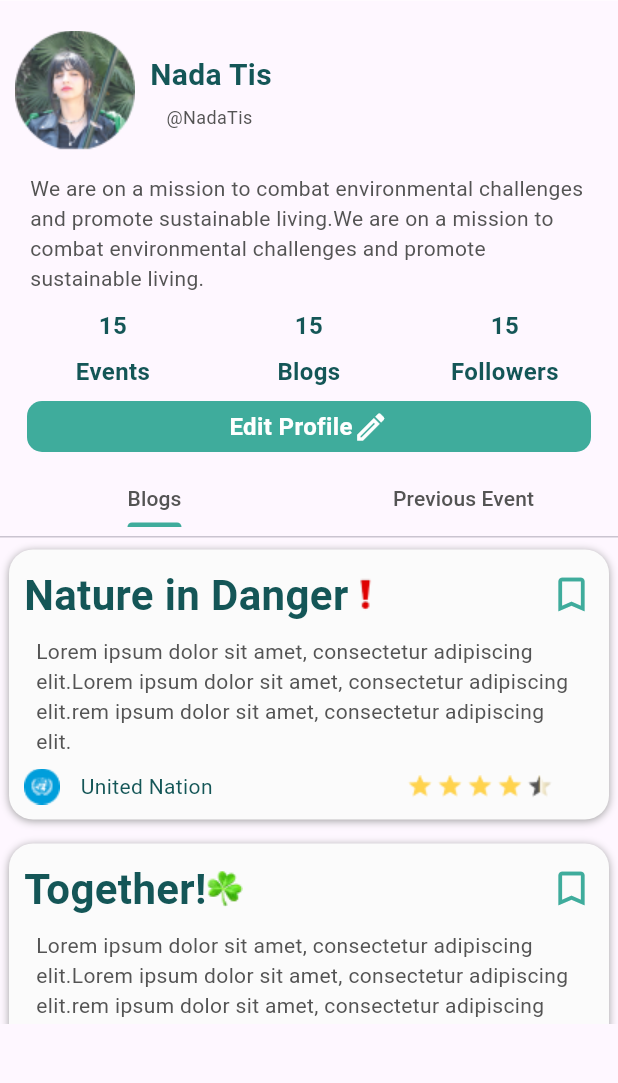
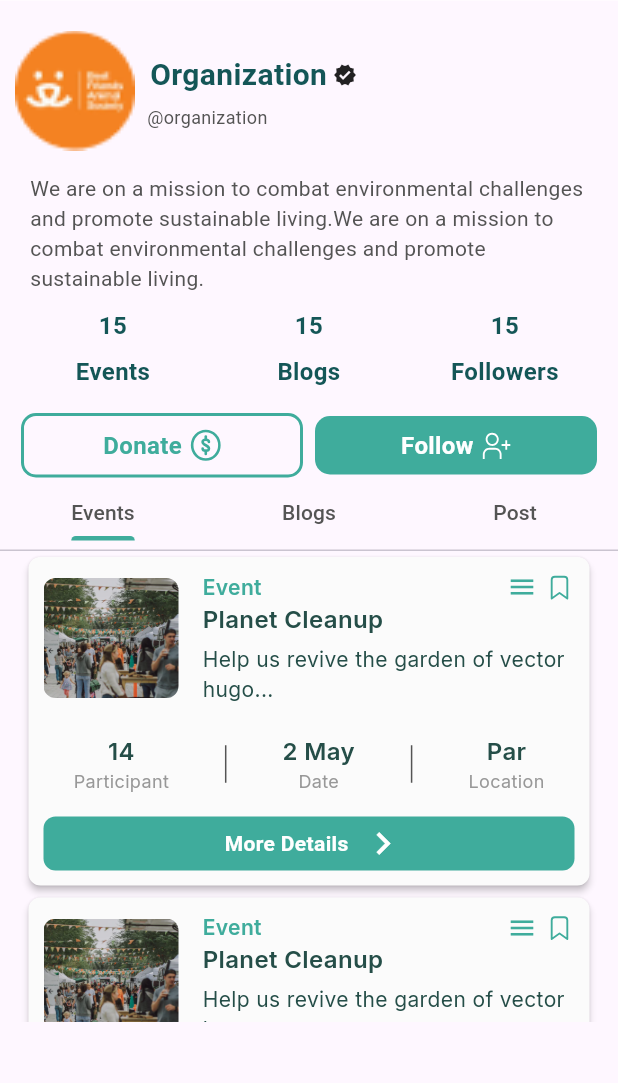
Before and after one commit to adelazzi/Econnect, a Flutter app: the Compinies_profile screen opened directly, on a phone screen of 412 x 824 dp, the part 97-1180 px from its top. Run offline on Flutter 3.47's test engine with Material 3 defaults, Android fonts, the phone set to English and light mode, and no system bars; our stand-ins replace animated_splash_screen, fluentui_system_icons, flutter_svg, gap, google_fonts, page_transition and 2 more; missing offline and left inert: dob_input_field.

Commit message:
update company profile edit event details page

```diff
--- a/lib/screens/Root/event_details.dart
+++ b/lib/screens/Root/event_details.dart
@@ -15,8 +15,13 @@ class event extends StatelessWidget {
         automaticallyImplyLeading: false,
         actions: [
           Container(
+            height: 203,
             decoration: BoxDecoration(
-                image: DecorationImage(image: AssetImage("assets/eventt.jpg"))),
+              image: DecorationImage(
+                fit: BoxFit.cover,
+                image: AssetImage("assets/eventt.jpg"),
+              ),
+            ),
             width: MediaQuery.sizeOf(context).width,
             child: Container(
               decoration: BoxDecoration(
@@ -25,7 +30,7 @@ class event extends StatelessWidget {
                     end: Alignment.topCenter,
                     colors: [
                       background,
-                      Colors.transparent,
+                      Colors.white10,
                     ]),
               ),
               child: Padding(
@@ -242,9 +247,6 @@ class event extends StatelessWidget {
   }
 }
 
-
-
-
 class my_tecket extends StatelessWidget {
   const my_tecket({super.key});
 
@@ -253,9 +255,9 @@ class my_tecket extends StatelessWidget {
     return SafeArea(
       child: Scaffold(
         extendBodyBehindAppBar: true,
-          appBar: AppBar(
-            elevation: 0,
-            backgroundColor: Colors.transparent,
+        appBar: AppBar(
+          elevation: 0,
+          backgroundColor: Colors.transparent,
           automaticallyImplyLeading: false,
           actions: [
             Container(
@@ -275,21 +277,19 @@ class my_tecket extends StatelessWidget {
                           borderRadius: BorderRadius.circular(10)),
                       child: InkWell(
                         onTap: () {
-                          Navigator.pop(
-                            context);
+                          Navigator.pop(context);
                         },
                         child: Center(
                           child: Icon(Icons.arrow_back_ios_new_outlined),
                         ),
                       ),
                     ),
-                   ],
+                  ],
                 ),
               ),
             )
           ],
         ),
-
         body: Container(
           decoration: BoxDecoration(
               gradient: LinearGradient(
@@ -373,7 +373,6 @@ class my_tecket extends StatelessWidget {
                               fontWeight: FontWeight.bold,
                               fontSize: 12)),
                     ),
-
                   ],
                 ),
               ),
--- a/lib/screens/Root/home_pages/calender_page.dart
+++ b/lib/screens/Root/home_pages/calender_page.dart
@@ -1,5 +1,4 @@
 import 'package:flutter/material.dart';
-import 'package:flutter_svg/svg.dart';
 import 'package:table_calendar/table_calendar.dart';
 import '../../../constant.dart';
 import '../../../widgets/event_card.dart';
--- a/lib/screens/Root/home_pages/home.dart
+++ b/lib/screens/Root/home_pages/home.dart
@@ -37,8 +37,7 @@ class homme extends StatelessWidget {
                   scrollDirection: Axis.horizontal,
                   children: [
                     listevent("All", "assets/all.png", Botton_actif),
-                    listevent(
-                        "Afforestation","assets/dd.png", Colors.black12),
+                    listevent("Afforestation", "assets/dd.png", Colors.black12),
                     listevent("Recyling", "assets/ddd.png", Colors.black12),
                   ],
                 ),
--- a/lib/screens/Root/profile/Companies_profile.dart
+++ b/lib/screens/Root/profile/Companies_profile.dart
@@ -1,7 +1,9 @@
 import 'package:flutter/material.dart';
 import 'package:econnect/screens/Root/Home_page.dart';
+import 'package:flutter_svg/flutter_svg.dart';
 import '../../../constant.dart';
 import '../../../widgets/Bloge.dart';
+import '../../../widgets/event_card.dart';
 
 class Compinies_profile extends StatelessWidget {
   const Compinies_profile({super.key});
@@ -10,7 +12,7 @@ class Compinies_profile extends StatelessWidget {
   Widget build(BuildContext context) {
     Size size = MediaQuery.sizeOf(context);
     return DefaultTabController(
-      length: 2,
+      length: 3,
       child: Scaffold(
         appBar: AppBar(
           automaticallyImplyLeading: false,
@@ -96,19 +98,41 @@ class Compinies_profile extends StatelessWidget {
                             width: 80,
                             decoration: BoxDecoration(
                                 borderRadius: BorderRadius.circular(20)),
-                            child: Image.asset("assets/profile ph.png"),
+                            child: Container(
+                                decoration: BoxDecoration(
+                                  shape: BoxShape.circle,
+                                ),
+                                child: Image.asset(
+                                  "assets/even1.png",
+                                  fit: BoxFit.fill,
+                                )),
                           ),
                           Column(
+                            crossAxisAlignment: CrossAxisAlignment.start,
+                            mainAxisAlignment: MainAxisAlignment.start,
                             children: [
                               Padding(
                                 padding:
                                     const EdgeInsets.only(left: 10, top: 8),
                                 child: Container(
-                                  child: Text("Nada Tis",
+                                  child: Row(
+                                    crossAxisAlignment:
+                                        CrossAxisAlignment.center,
+                                    children: [
+                                      Text("Organization",
                                           style: TextStyle(
                                               fontWeight: FontWeight.bold,
                                               fontSize: 20,
                                               color: Text_Title)),
+                                      Container(
+                                        margin: EdgeInsets.only(left: 4),
+                                        child: Icon(
+                                          Icons.verified,
+                                          size: 16,
+                                        ),
+                                      ),
+                                    ],
+                                  ),
                                 ),
                               ),
                               Padding(
@@ -116,9 +140,11 @@ class Compinies_profile extends StatelessWidget {
                                     left: 8, top: 5, bottom: 7),
                                 child: Container(
                                   child: Text(
-                                    "@NadaTis",
+                                    "@organization",
                                     style: TextStyle(
-                                        color: Botton_desactif, fontSize: 12),
+                                      color: Botton_desactif,
+                                      fontSize: 12,
+                                    ),
                                   ),
                                 ),
                               )
@@ -209,32 +235,64 @@ class Compinies_profile extends StatelessWidget {
                       ),
                     ),
                     // edit profile
+                    Row(
+                      children: [
+                        // donate
+                        Expanded(
+                          child: Container(
+                            margin: EdgeInsets.only(left: 4, right: 4, top: 16),
+                            decoration: BoxDecoration(
+                                border:
+                                    Border.all(color: Botton_actif, width: 2),
+                                borderRadius: BorderRadius.circular(10)),
+                            padding: EdgeInsets.only(top: 8, bottom: 8),
+                            child: Row(
+                              mainAxisAlignment: MainAxisAlignment.center,
+                              children: [
                                 Padding(
-                      padding: const EdgeInsets.all(8.0),
+                                  padding: const EdgeInsets.only(right: 5),
+                                  child: Text(
+                                    "Donate",
+                                    style: TextStyle(
+                                        fontWeight: FontWeight.bold,
+                                        fontSize: 16,
+                                        color: Botton_actif),
+                                    textAlign: TextAlign.center,
+                                  ),
+                                ),
+                                SvgPicture.asset("assets/money.svg"),
+                              ],
+                            ),
+                          ),
+                        ),
+                        // Follow
+                        Expanded(
                           child: Container(
+                            margin: EdgeInsets.only(left: 4, right: 4, top: 16),
                             decoration: BoxDecoration(
                                 color: Botton_actif,
                                 borderRadius: BorderRadius.circular(10)),
-                        padding: EdgeInsets.only(top: 5, bottom: 5),
-                        width: MediaQuery.sizeOf(context).width,
+                            padding: EdgeInsets.only(top: 8, bottom: 8),
                             child: Row(
                               mainAxisAlignment: MainAxisAlignment.center,
                               children: [
-                            Text(
-                              "Edit Profile",
+                                Padding(
+                                  padding: const EdgeInsets.only(right: 4),
+                                  child: Text(
+                                    "Follow",
                                     style: TextStyle(
                                         fontWeight: FontWeight.bold,
                                         fontSize: 16,
                                         color: Colors.white),
                                     textAlign: TextAlign.center,
                                   ),
-                            Icon(
-                              Icons.mode_edit_outlined,
-                              color: Colors.white,
                                 ),
+                                SvgPicture.asset("assets/icons/follow.svg"),
                               ],
                             ),
                           ),
+                        ),
+                      ],
                     ),
                   ],
                 ),
@@ -250,47 +308,66 @@ class Compinies_profile extends StatelessWidget {
                   indicatorColor: Botton_next,
                   tabs: [
                     Tab(
+                      text: "Events",
+                    ),
+                    Tab(
                       text: "Blogs",
                     ),
                     Tab(
-                      text: "Previous Event",
+                      text: "Post",
                     ),
                   ],
                 ),
               ),
               Container(
-                height: 324,
+                height: 314,
                 width: double.maxFinite,
                 child: TabBarView(
                   children: [
                     Container(
                       child: ListView(
                         children: [
-                          Blog(
-                              title: "Nature in Danger",
-                              desq:
-                                  "Lorem ipsum dolor sit amet, consectetur adipiscing elit.Lorem ipsum dolor sit amet, consectetur adipiscing elit.rem ipsum dolor sit amet, consectetur adipiscing elit.",
-                              namecomp: " United Nation",
-                              phcomp: "assets/ph1.png",
-                              star: "assets/Star.png",
-                              mark: "assets/d!.png"),
-                          Blog(
-                              title: "Together!",
-                              desq:
-                                  "Lorem ipsum dolor sit amet, consectetur adipiscing elit.Lorem ipsum dolor sit amet, consectetur adipiscing elit.rem ipsum dolor sit amet, consectetur adipiscing elit.",
-                              namecomp: " Planet Mate",
-                              phcomp: "assets/ph2.png",
-                              star: "assets/Star.png",
-                              mark: "assets/dd.png"),
-                          Blog(
-                              title: "Nature in Danger",
-                              desq:
-                                  "Lorem ipsum dolor sit amet, consectetur adipiscing elit.Lorem ipsum dolor sit amet, consectetur adipiscing elit.rem ipsum dolor sit amet, consectetur adipiscing elit.",
-                              namecomp: " United Nation",
-                              phcomp: "assets/ph1.png",
-                              star: "assets/Star.png",
-                              mark: "assets/d!.png"),
+                          EventCard(
+                            eventTitle: 'Planet Cleanup',
+                            eventDescription:
+                                'Help us revive the garden of vector hugo...',
+                            eventParticipants: 14,
+                            eventDate: DateTime(2023, 05, 02),
+                            eventLocation: 'Paris',
+                          ),
+                          EventCard(
+                            eventTitle: 'Planet Cleanup',
+                            eventDescription:
+                                'Help us revive the garden of vector hugo...',
+                            eventParticipants: 14,
+                            eventDate: DateTime(2023, 05, 02),
+                            eventLocation: 'Paris',
+                          ),
+                          EventCard(
+                            eventTitle: 'Planet Cleanup',
+                            eventDescription:
+                                'Help us revive the garden of vector hugo...',
+                            eventParticipants: 14,
+                            eventDate: DateTime(2023, 05, 02),
+                            eventLocation: 'Paris',
+                          ),
+                          EventCard(
+                            eventTitle: 'Planet Cleanup',
+                            eventDescription:
+                                'Help us revive the garden of vector hugo...',
+                            eventParticipants: 14,
+                            eventDate: DateTime(2023, 05, 02),
+                            eventLocation: 'Paris',
+                          ),
                         ],
+                      ),
+                    ),
+                    Container(
+                      child: Center(
+                        child: Text(
+                          "Empty !!",
+                          style: TextStyle(color: Text_nor, fontSize: 20),
+                        ),
                       ),
                     ),
                     Container(
--- a/lib/widgets/Bloge.dart
+++ b/lib/widgets/Bloge.dart
@@ -5,6 +5,7 @@ import 'package:flutter/material.dart';
 
 import '../constant.dart';
 import '../screens/Root/blog_detail.dart';
+import '../screens/Root/profile/Companies_profile.dart';
 
 class Blog extends StatelessWidget {
   final String title;
@@ -85,7 +86,16 @@ class Blog extends StatelessWidget {
                   ),
                 ),
               ),
-              Container(
+              InkWell(
+                onTap: () {
+                  Navigator.push(
+                    context,
+                    MaterialPageRoute(builder: (context) {
+                      return Compinies_profile();
+                    }),
+                  );
+                },
+                child: Container(
                   child: Row(
                     mainAxisAlignment: MainAxisAlignment.spaceBetween,
                     children: [
@@ -107,6 +117,7 @@ class Blog extends StatelessWidget {
                     ],
                   ),
                 ),
+              ),
             ],
           ),
         ),
```
Also changed, not shown: assets/icons/follow.svg (added), assets/icons/verified.svg (added). Lines whose indentation alone changed are shown as unchanged.
